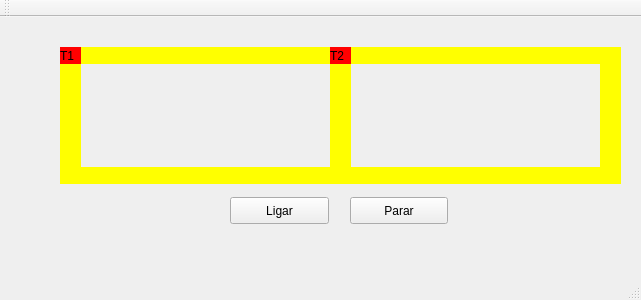
Qt form mainwindow.ui (derikipereira/SO2) before a commit.
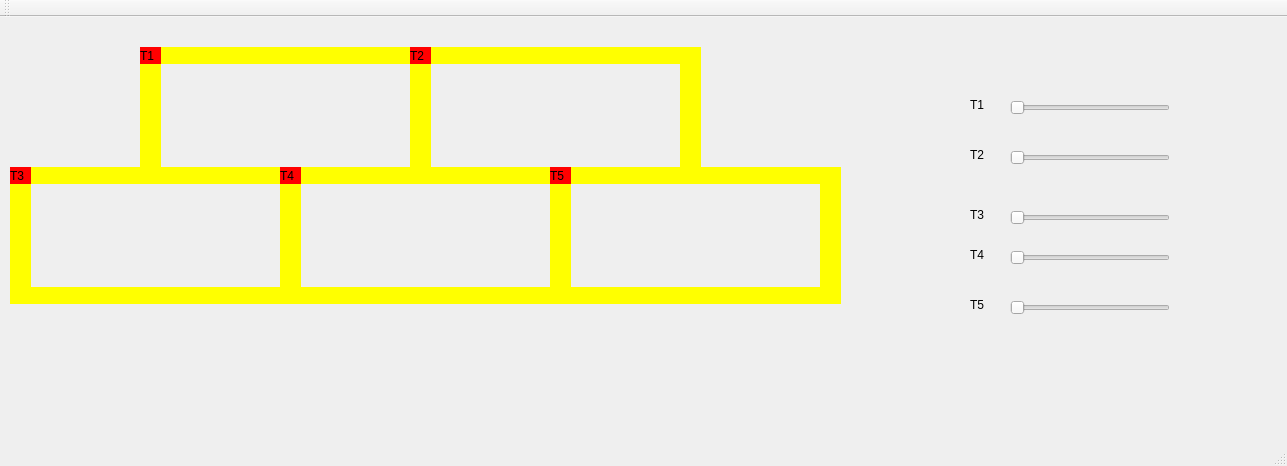
The same form after that commit.

What changed in the file:
```diff
--- a/mainwindow.ui
+++ b/mainwindow.ui
@@ -6,8 +6,8 @@
    <rect>
     <x>0</x>
     <y>0</y>
-    <width>641</width>
-    <height>300</height>
+    <width>1287</width>
+    <height>466</height>
    </rect>
   </property>
   <property name="windowTitle">
@@ -17,7 +17,7 @@
    <widget class="QLabel" name="label_trem1">
     <property name="geometry">
      <rect>
-      <x>60</x>
+      <x>140</x>
       <y>30</y>
       <width>21</width>
       <height>17</height>
@@ -33,7 +33,7 @@
    <widget class="QLabel" name="label_trilho1">
     <property name="geometry">
      <rect>
-      <x>80</x>
+      <x>160</x>
       <y>30</y>
       <width>250</width>
       <height>17</height>
@@ -49,7 +49,7 @@
    <widget class="QLabel" name="label_trilho2">
     <property name="geometry">
      <rect>
-      <x>80</x>
+      <x>160</x>
       <y>150</y>
       <width>250</width>
       <height>17</height>
@@ -65,7 +65,7 @@
    <widget class="QLabel" name="label_trilho3">
     <property name="geometry">
      <rect>
-      <x>330</x>
+      <x>410</x>
       <y>30</y>
       <width>21</width>
       <height>137</height>
@@ -81,7 +81,7 @@
    <widget class="QLabel" name="label_trilho4">
     <property name="geometry">
      <rect>
-      <x>60</x>
+      <x>140</x>
       <y>30</y>
       <width>21</width>
       <height>137</height>
@@ -94,36 +94,10 @@
      <string/>
     </property>
    </widget>
-   <widget class="QPushButton" name="pushButton">
-    <property name="geometry">
-     <rect>
-      <x>230</x>
-      <y>180</y>
-      <width>99</width>
-      <height>27</height>
-     </rect>
-    </property>
-    <property name="text">
-     <string>Ligar</string>
-    </property>
-   </widget>
-   <widget class="QPushButton" name="pushButton_2">
-    <property name="geometry">
-     <rect>
-      <x>350</x>
-      <y>180</y>
-      <width>98</width>
-      <height>27</height>
-     </rect>
-    </property>
-    <property name="text">
-     <string>Parar</string>
-    </property>
-   </widget>
    <widget class="QLabel" name="label_trilho4_2">
     <property name="geometry">
      <rect>
-      <x>600</x>
+      <x>680</x>
       <y>30</y>
       <width>21</width>
       <height>137</height>
@@ -139,7 +113,7 @@
    <widget class="QLabel" name="label_trilho1_2">
     <property name="geometry">
      <rect>
-      <x>350</x>
+      <x>430</x>
       <y>30</y>
       <width>250</width>
       <height>17</height>
@@ -155,7 +129,7 @@
    <widget class="QLabel" name="label_trilho2_2">
     <property name="geometry">
      <rect>
-      <x>350</x>
+      <x>430</x>
       <y>150</y>
       <width>250</width>
       <height>17</height>
@@ -171,7 +145,7 @@
    <widget class="QLabel" name="label_trem2">
     <property name="geometry">
      <rect>
-      <x>330</x>
+      <x>410</x>
       <y>30</y>
       <width>21</width>
       <height>17</height>
@@ -184,24 +158,429 @@
      <string>T2</string>
     </property>
    </widget>
+   <widget class="QSlider" name="horizontalSliderT1">
+    <property name="geometry">
+     <rect>
+      <x>1010</x>
+      <y>80</y>
+      <width>160</width>
+      <height>22</height>
+     </rect>
+    </property>
+    <property name="minimumSize">
+     <size>
+      <width>160</width>
+      <height>22</height>
+     </size>
+    </property>
+    <property name="maximumSize">
+     <size>
+      <width>160</width>
+      <height>22</height>
+     </size>
+    </property>
+    <property name="maximum">
+     <number>200</number>
+    </property>
+    <property name="orientation">
+     <enum>Qt::Horizontal</enum>
+    </property>
+   </widget>
+   <widget class="QSlider" name="horizontalSliderT2">
+    <property name="geometry">
+     <rect>
+      <x>1010</x>
+      <y>130</y>
+      <width>160</width>
+      <height>22</height>
+     </rect>
+    </property>
+    <property name="maximum">
+     <number>200</number>
+    </property>
+    <property name="orientation">
+     <enum>Qt::Horizontal</enum>
+    </property>
+   </widget>
+   <widget class="QLabel" name="label">
+    <property name="geometry">
+     <rect>
+      <x>970</x>
+      <y>80</y>
+      <width>21</width>
+      <height>16</height>
+     </rect>
+    </property>
+    <property name="text">
+     <string>T1</string>
+    </property>
+   </widget>
+   <widget class="QLabel" name="label_2">
+    <property name="geometry">
+     <rect>
+      <x>970</x>
+      <y>130</y>
+      <width>21</width>
+      <height>16</height>
+     </rect>
+    </property>
+    <property name="text">
+     <string>T2</string>
+    </property>
+   </widget>
+   <widget class="QSlider" name="horizontalSliderT3">
+    <property name="geometry">
+     <rect>
+      <x>1010</x>
+      <y>190</y>
+      <width>160</width>
+      <height>22</height>
+     </rect>
+    </property>
+    <property name="minimumSize">
+     <size>
+      <width>160</width>
+      <height>22</height>
+     </size>
+    </property>
+    <property name="maximumSize">
+     <size>
+      <width>160</width>
+      <height>22</height>
+     </size>
+    </property>
+    <property name="maximum">
+     <number>200</number>
+    </property>
+    <property name="orientation">
+     <enum>Qt::Horizontal</enum>
+    </property>
+   </widget>
+   <widget class="QLabel" name="label_3">
+    <property name="geometry">
+     <rect>
+      <x>970</x>
+      <y>190</y>
+      <width>21</width>
+      <height>16</height>
+     </rect>
+    </property>
+    <property name="text">
+     <string>T3</string>
+    </property>
+   </widget>
+   <widget class="QLabel" name="label_trem3">
+    <property name="geometry">
+     <rect>
+      <x>10</x>
+      <y>150</y>
+      <width>21</width>
+      <height>17</height>
+     </rect>
+    </property>
+    <property name="styleSheet">
+     <string notr="true">QLabel { background: red}</string>
+    </property>
+    <property name="text">
+     <string>T3</string>
+    </property>
+   </widget>
+   <widget class="QLabel" name="label_trilho2_3">
+    <property name="geometry">
+     <rect>
+      <x>30</x>
+      <y>150</y>
+      <width>250</width>
+      <height>17</height>
+     </rect>
+    </property>
+    <property name="styleSheet">
+     <string notr="true">QLabel { background: yellow}</string>
+    </property>
+    <property name="text">
+     <string/>
+    </property>
+   </widget>
+   <widget class="QLabel" name="label_trilho4_3">
+    <property name="geometry">
+     <rect>
+      <x>10</x>
+      <y>150</y>
+      <width>21</width>
+      <height>137</height>
+     </rect>
+    </property>
+    <property name="styleSheet">
+     <string notr="true">QLabel { background: yellow}</string>
+    </property>
+    <property name="text">
+     <string/>
+    </property>
+   </widget>
+   <widget class="QLabel" name="label_trilho2_4">
+    <property name="geometry">
+     <rect>
+      <x>30</x>
+      <y>270</y>
+      <width>250</width>
+      <height>17</height>
+     </rect>
+    </property>
+    <property name="styleSheet">
+     <string notr="true">QLabel { background: yellow}</string>
+    </property>
+    <property name="text">
+     <string/>
+    </property>
+   </widget>
+   <widget class="QLabel" name="label_trilho4_4">
+    <property name="geometry">
+     <rect>
+      <x>280</x>
+      <y>150</y>
+      <width>21</width>
+      <height>137</height>
+     </rect>
+    </property>
+    <property name="styleSheet">
+     <string notr="true">QLabel { background: yellow}</string>
+    </property>
+    <property name="text">
+     <string/>
+    </property>
+   </widget>
+   <widget class="QLabel" name="label_trilho2_5">
+    <property name="geometry">
+     <rect>
+      <x>300</x>
+      <y>270</y>
+      <width>250</width>
+      <height>17</height>
+     </rect>
+    </property>
+    <property name="styleSheet">
+     <string notr="true">QLabel { background: yellow}</string>
+    </property>
+    <property name="text">
+     <string/>
+    </property>
+   </widget>
+   <widget class="QLabel" name="label_trilho4_5">
+    <property name="geometry">
+     <rect>
+      <x>550</x>
+      <y>150</y>
+      <width>21</width>
+      <height>137</height>
+     </rect>
+    </property>
+    <property name="styleSheet">
+     <string notr="true">QLabel { background: yellow}</string>
+    </property>
+    <property name="text">
+     <string/>
+    </property>
+   </widget>
+   <widget class="QLabel" name="label_trilho2_6">
+    <property name="geometry">
+     <rect>
+      <x>570</x>
+      <y>270</y>
+      <width>250</width>
+      <height>17</height>
+     </rect>
+    </property>
+    <property name="styleSheet">
+     <string notr="true">QLabel { background: yellow}</string>
+    </property>
+    <property name="text">
+     <string/>
+    </property>
+   </widget>
+   <widget class="QLabel" name="label_trilho4_6">
+    <property name="geometry">
+     <rect>
+      <x>820</x>
+      <y>150</y>
+      <width>21</width>
+      <height>137</height>
+     </rect>
+    </property>
+    <property name="styleSheet">
+     <string notr="true">QLabel { background: yellow}</string>
+    </property>
+    <property name="text">
+     <string/>
+    </property>
+   </widget>
+   <widget class="QLabel" name="label_trilho2_7">
+    <property name="geometry">
+     <rect>
+      <x>570</x>
+      <y>150</y>
+      <width>250</width>
+      <height>17</height>
+     </rect>
+    </property>
+    <property name="styleSheet">
+     <string notr="true">QLabel { background: yellow}</string>
+    </property>
+    <property name="text">
+     <string/>
+    </property>
+   </widget>
+   <widget class="QSlider" name="horizontalSliderT4">
+    <property name="geometry">
+     <rect>
+      <x>1010</x>
+      <y>230</y>
+      <width>160</width>
+      <height>22</height>
+     </rect>
+    </property>
+    <property name="minimumSize">
+     <size>
+      <width>160</width>
+      <height>22</height>
+     </size>
+    </property>
+    <property name="maximumSize">
+     <size>
+      <width>160</width>
+      <height>22</height>
+     </size>
+    </property>
+    <property name="maximum">
+     <number>200</number>
+    </property>
+    <property name="orientation">
+     <enum>Qt::Horizontal</enum>
+    </property>
+   </widget>
+   <widget class="QSlider" name="horizontalSliderT5">
+    <property name="geometry">
+     <rect>
+      <x>1010</x>
+      <y>280</y>
+      <width>160</width>
+      <height>22</height>
+     </rect>
+    </property>
+    <property name="minimumSize">
+     <size>
+      <width>160</width>
+      <height>22</height>
+     </size>
+    </property>
+    <property name="maximumSize">
+     <size>
+      <width>160</width>
+      <height>22</height>
+     </size>
+    </property>
+    <property name="maximum">
+     <number>200</number>
+    </property>
+    <property name="orientation">
+     <enum>Qt::Horizontal</enum>
+    </property>
+   </widget>
+   <widget class="QLabel" name="label_4">
+    <property name="geometry">
+     <rect>
+      <x>970</x>
+      <y>230</y>
+      <width>21</width>
+      <height>16</height>
+     </rect>
+    </property>
+    <property name="text">
+     <string>T4</string>
+    </property>
+   </widget>
+   <widget class="QLabel" name="label_5">
+    <property name="geometry">
+     <rect>
+      <x>970</x>
+      <y>280</y>
+      <width>21</width>
+      <height>16</height>
+     </rect>
+    </property>
+    <property name="text">
+     <string>T5</string>
+    </property>
+   </widget>
+   <widget class="QLabel" name="label_trem4">
+    <property name="geometry">
+     <rect>
+      <x>280</x>
+      <y>150</y>
+      <width>21</width>
+      <height>17</height>
+     </rect>
+    </property>
+    <property name="styleSheet">
+     <string notr="true">QLabel { background: red}</string>
+    </property>
+    <property name="text">
+     <string>T4</string>
+    </property>
+   </widget>
+   <widget class="QLabel" name="label_trem5">
+    <property name="geometry">
+     <rect>
+      <x>550</x>
+      <y>150</y>
+      <width>21</width>
+      <height>17</height>
+     </rect>
+    </property>
+    <property name="styleSheet">
+     <string notr="true">QLabel { background: red}</string>
+    </property>
+    <property name="text">
+     <string>T5</string>
+    </property>
+   </widget>
+   <zorder>label_trilho2_7</zorder>
+   <zorder>label_trilho4_6</zorder>
+   <zorder>label_trilho2_6</zorder>
+   <zorder>label_trilho4_5</zorder>
+   <zorder>label_trilho2_5</zorder>
+   <zorder>label_trilho4_4</zorder>
+   <zorder>label_trilho2_4</zorder>
+   <zorder>label_trilho4_3</zorder>
+   <zorder>label_trilho2_3</zorder>
    <zorder>label_trilho1</zorder>
    <zorder>label_trilho2</zorder>
    <zorder>label_trilho3</zorder>
    <zorder>label_trilho4</zorder>
    <zorder>label_trem1</zorder>
-   <zorder>pushButton</zorder>
-   <zorder>pushButton_2</zorder>
    <zorder>label_trilho4_2</zorder>
    <zorder>label_trilho1_2</zorder>
    <zorder>label_trilho2_2</zorder>
    <zorder>label_trem2</zorder>
+   <zorder>horizontalSliderT1</zorder>
+   <zorder>horizontalSliderT2</zorder>
+   <zorder>label</zorder>
+   <zorder>label_2</zorder>
+   <zorder>horizontalSliderT3</zorder>
+   <zorder>label_3</zorder>
+   <zorder>label_trem3</zorder>
+   <zorder>horizontalSliderT4</zorder>
+   <zorder>horizontalSliderT5</zorder>
+   <zorder>label_4</zorder>
+   <zorder>label_5</zorder>
+   <zorder>label_trem4</zorder>
+   <zorder>label_trem5</zorder>
   </widget>
   <widget class="QMenuBar" name="menuBar">
    <property name="geometry">
     <rect>
      <x>0</x>
      <y>0</y>
-     <width>641</width>
+     <width>1287</width>
      <height>22</height>
     </rect>
    </property>
```
